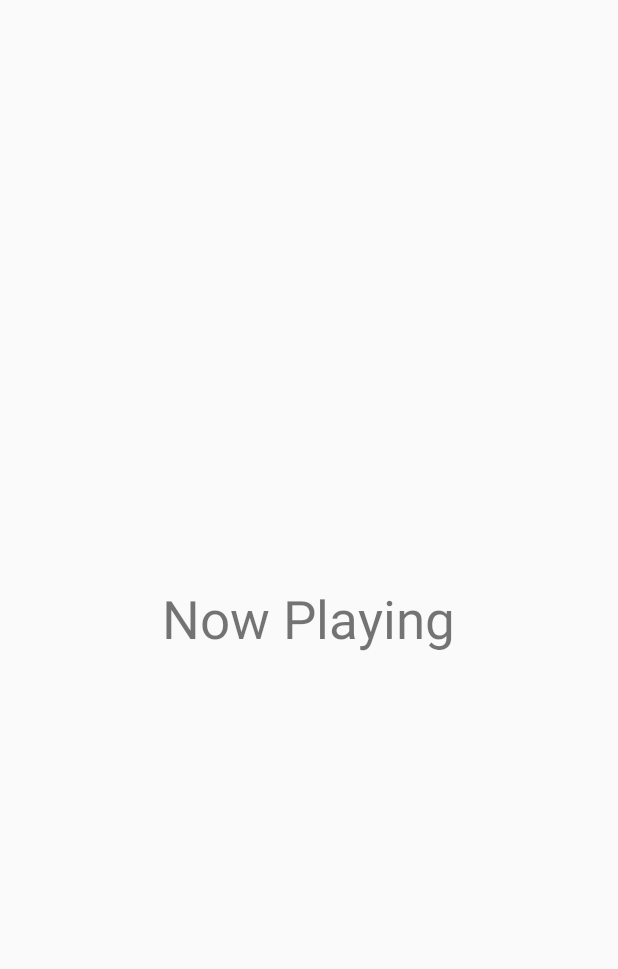
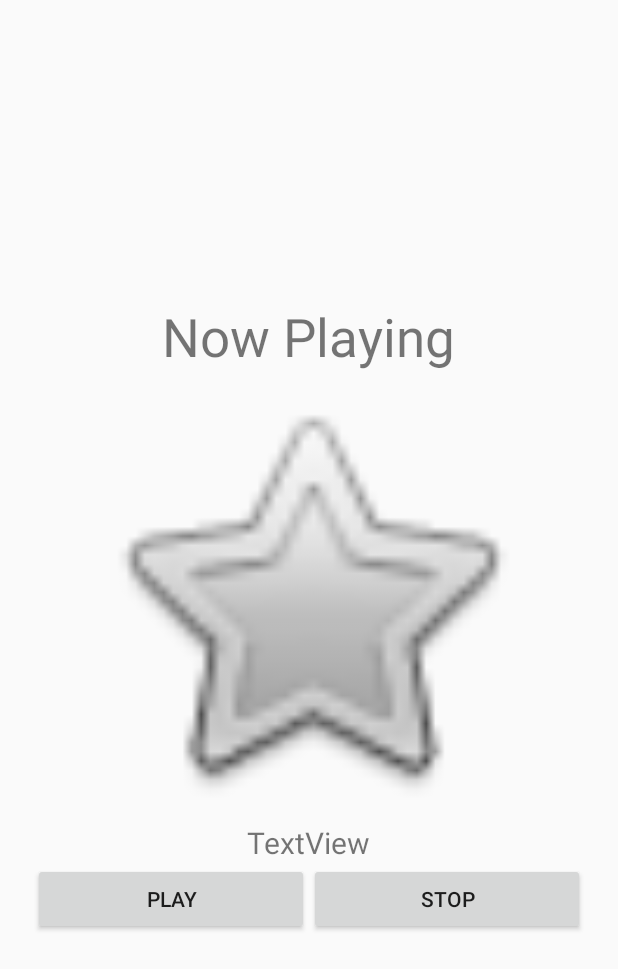
Before and after one commit to Theharm0n95/AppName, an Android app: the layout activity_now_playing.xml on its own in the app's theme, with its tools: preview values and no code run, on a phone screen of 412 x 824 dp. Shown: the top 969 px of the screen. Run offline under Robolectric (Android 15) with nearby library versions, the phone set to English and light mode, and no system bars.

Commit message:
Not much updated

```diff
--- a/app/src/main/java/harmon/osu/appname/AverageColorActivity.java
+++ b/app/src/main/java/harmon/osu/appname/AverageColorActivity.java
@@ -24,6 +24,7 @@ public class AverageColorActivity extends AppCompatActivity {
         View colorBox = (View) this.findViewById(R.id.color_square);
         colorBox.setBackgroundColor(Color.parseColor(averageColor));
         String closestColor = FindClosestColor.getClosestColor(averageColor, this);
+
         // TODO: Use closest color when playing song
 
     }
--- a/app/src/main/res/layout/activity_now_playing.xml
+++ b/app/src/main/res/layout/activity_now_playing.xml
@@ -25,6 +25,41 @@
             android:layout_width="wrap_content"
             android:layout_height="wrap_content"
             android:text="Now Playing"
-            android:textSize="35dp"/>
+            android:textSize="35sp"/>
+
+        <ImageView
+            android:id="@+id/song_image_view"
+            android:layout_width="300dp"
+            android:layout_height="300dp"
+            app:srcCompat="@android:drawable/btn_star" />
+
+        <TextView
+            android:id="@+id/song_info_text"
+            android:textSize="20sp"
+            android:layout_width="wrap_content"
+            android:layout_height="wrap_content"
+            android:gravity="center_horizontal"
+            android:text="TextView" />
+
+        <LinearLayout
+            android:layout_width="match_parent"
+            android:layout_height="wrap_content"
+            android:orientation="horizontal">
+
+            <Button
+                android:id="@+id/play_button"
+                android:layout_width="wrap_content"
+                android:layout_height="wrap_content"
+                android:layout_weight="1"
+                android:text="Play" />
+
+            <Button
+                android:id="@+id/stop_button"
+                android:layout_width="wrap_content"
+                android:layout_height="wrap_content"
+                android:layout_weight="1"
+                android:text="Stop" />
+        </LinearLayout>
+
     </LinearLayout>
 </android.support.constraint.ConstraintLayout>
```
Also changed, not shown: app/src/main/java/GenreControler.java (+33 -1 lines), app/src/main/java/harmon/osu/appname/NowPlayingActivity.java (+17 -0 lines).
